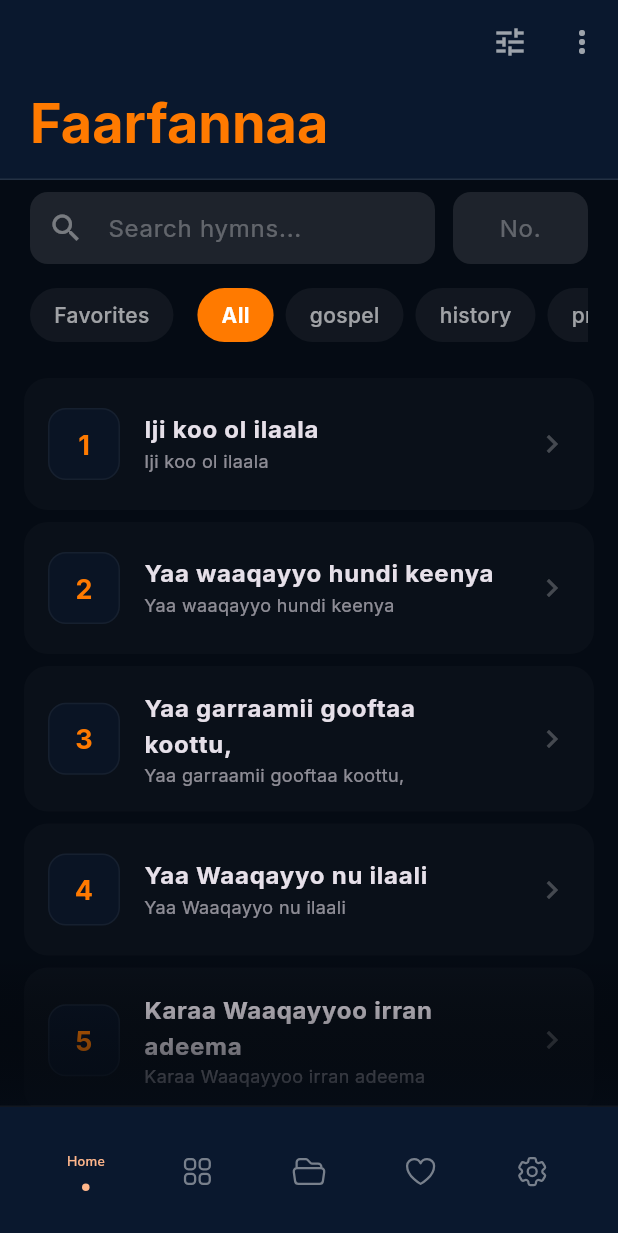
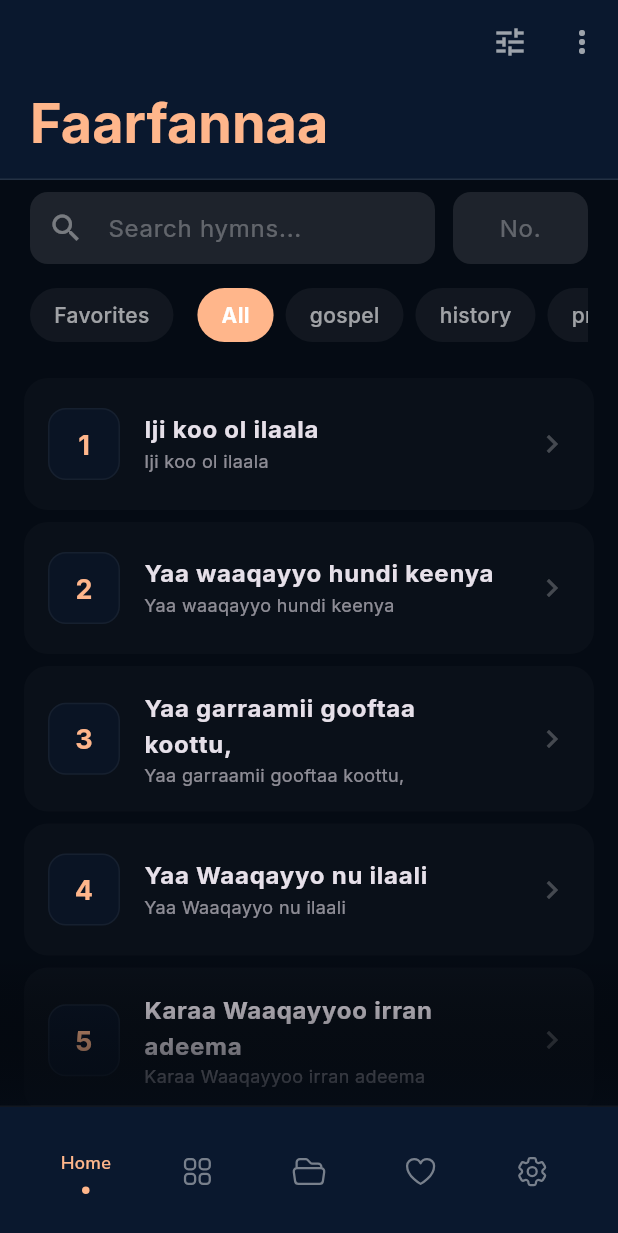
Before and after one commit to lati-tibabu/faarfannaa_galata_waaqayyoo, a Flutter app: the screen it shows after launch, after a tap on "Skip", on a phone screen of 412 x 824 dp. Shown: the top 1233 px of the screen. Run offline on Flutter 3.47's test engine with Material 3 defaults, Android fonts, the phone set to English and light mode, and no system bars; drawn by our look-alikes of flashy_tab_bar2; our stand-ins replace flutter_colorpicker, google_fonts, heroicons, package_info_plus, shared_preferences.

Commit message:
Refactor UI to use Theme colors instead of AppColors
- Updated various screens to replace AppColors with Theme.of(context).colorScheme.primary for consistency in color usage.
- Removed unnecessary imports of theme.dart in multiple files.
- Changed text styles from const to non-const for dynamic theming.
- Adjusted button styles to align with the new theming approach.

```diff
--- a/lib/screens/category_detail_screen.dart
+++ b/lib/screens/category_detail_screen.dart
@@ -51,6 +51,7 @@ class _HymnTile extends StatelessWidget {
   @override
   Widget build(BuildContext context) {
     final isDark = Theme.of(context).brightness == Brightness.dark;
+    final primary = Theme.of(context).colorScheme.primary;
 
     return Container(
       margin: const EdgeInsets.only(bottom: 8),
@@ -94,8 +95,8 @@ class _HymnTile extends StatelessWidget {
           child: Center(
             child: Text(
               hymn.number.toString(),
-              style: const TextStyle(
-                color: AppColors.primary,
+              style: TextStyle(
+                color: primary,
                 fontWeight: FontWeight.bold,
                 fontSize: 18,
               ),
--- a/lib/screens/collections_screen.dart
+++ b/lib/screens/collections_screen.dart
@@ -1,7 +1,6 @@
 import 'package:flutter/material.dart';
 import 'package:provider/provider.dart';
 import '../providers/collections_provider.dart';
-import '../theme.dart';
 import 'collection_detail_screen.dart';
 
 class CollectionsScreen extends StatelessWidget {
@@ -14,6 +13,7 @@ class CollectionsScreen extends StatelessWidget {
       context: context,
       builder: (ctx) {
         final isDark = Theme.of(ctx).brightness == Brightness.dark;
+        final primary = Theme.of(ctx).colorScheme.primary;
         return AlertDialog(
           title: const Text('New collection'),
           content: TextField(
@@ -32,7 +32,7 @@ class CollectionsScreen extends StatelessWidget {
             ElevatedButton(
               onPressed: () => Navigator.pop(ctx, true),
               style: ElevatedButton.styleFrom(
-                backgroundColor: AppColors.primary,
+                backgroundColor: primary,
                 foregroundColor: Colors.white,
               ),
               child: const Text('Create'),
@@ -50,6 +50,7 @@ class CollectionsScreen extends StatelessWidget {
   @override
   Widget build(BuildContext context) {
     final isDark = Theme.of(context).brightness == Brightness.dark;
+    final primary = Theme.of(context).colorScheme.primary;
 
     return Scaffold(
       appBar: AppBar(
@@ -60,7 +61,7 @@ class CollectionsScreen extends StatelessWidget {
         centerTitle: true,
       ),
       floatingActionButton: FloatingActionButton(
-        backgroundColor: AppColors.primary,
+        backgroundColor: primary,
         foregroundColor: Colors.white,
         onPressed: () => _promptCreate(context),
         child: const Icon(Icons.add),
@@ -120,12 +121,12 @@ class CollectionsScreen extends StatelessWidget {
                     width: 42,
                     height: 42,
                     decoration: BoxDecoration(
-                      color: AppColors.primary.withValues(
+                      color: primary.withValues(
                         alpha: isDark ? 0.18 : 0.12,
                       ),
                       borderRadius: BorderRadius.circular(12),
                     ),
-                    child: const Icon(Icons.folder, color: AppColors.primary),
+                    child: Icon(Icons.folder, color: primary),
                   ),
                   title: Text(
                     collection.name,
--- a/lib/screens/favorites_screen.dart
+++ b/lib/screens/favorites_screen.dart
@@ -53,6 +53,7 @@ class _FavoritesScreenState extends State<FavoritesScreen> {
     }
 
     final isDark = Theme.of(context).brightness == Brightness.dark;
+    final primary = Theme.of(context).colorScheme.primary;
 
     return Scaffold(
       appBar: AppBar(
@@ -149,10 +150,10 @@ class _FavoritesScreenState extends State<FavoritesScreen> {
                       child: Center(
                         child: Text(
                           song.number.toString(),
-                          style: const TextStyle(
+                          style: TextStyle(
                             fontWeight: FontWeight.bold,
                             fontSize: 14,
-                            color: AppColors.primary,
+                            color: primary,
                           ),
                         ),
                       ),
@@ -161,9 +162,9 @@ class _FavoritesScreenState extends State<FavoritesScreen> {
                       song.title,
                       style: const TextStyle(fontWeight: FontWeight.w600),
                     ),
-                    trailing: const Icon(
+                    trailing: Icon(
                       Icons.favorite,
-                      color: AppColors.primary,
+                      color: primary,
                     ),
                     onTap: () {
                       Navigator.push(
@@ -181,6 +182,7 @@ class _FavoritesScreenState extends State<FavoritesScreen> {
   }
 
   Widget _buildEmptyState(BuildContext context) {
+    final primary = Theme.of(context).colorScheme.primary;
     return Center(
       child: Column(
         mainAxisAlignment: MainAxisAlignment.center,
@@ -193,7 +195,7 @@ class _FavoritesScreenState extends State<FavoritesScreen> {
                 height: 150,
                 decoration: BoxDecoration(
                   shape: BoxShape.circle,
-                  color: AppColors.primary.withValues(alpha: 0.1),
+                  color: primary.withValues(alpha: 0.1),
                 ),
               ),
               Container(
@@ -203,11 +205,11 @@ class _FavoritesScreenState extends State<FavoritesScreen> {
                   shape: BoxShape.circle,
                   color: Theme.of(context).cardColor,
                 ),
-                child: const Center(
+                child: Center(
                   child: Icon(
                     Icons.favorite,
                     size: 50,
-                    color: AppColors.primary,
+                    color: primary,
                   ),
                 ),
               ),
@@ -220,9 +222,9 @@ class _FavoritesScreenState extends State<FavoritesScreen> {
                     color: Theme.of(context).scaffoldBackgroundColor,
                     shape: BoxShape.circle,
                   ),
-                  child: const Icon(
+                  child: Icon(
                     Icons.add_circle,
-                    color: AppColors.primary,
+                    color: primary,
                     size: 24,
                   ),
                 ),
@@ -252,7 +254,7 @@ class _FavoritesScreenState extends State<FavoritesScreen> {
               );
             },
             style: ElevatedButton.styleFrom(
-              backgroundColor: AppColors.primary,
+              backgroundColor: primary,
               foregroundColor: Colors.white,
               padding: const EdgeInsets.symmetric(horizontal: 32, vertical: 12),
               shape: RoundedRectangleBorder(
--- a/lib/screens/home_explore_screen.dart
+++ b/lib/screens/home_explore_screen.dart
@@ -133,10 +133,10 @@ class _HomeExploreScreenState extends State<HomeExploreScreen> {
                 vertical: 16,
               ),
               centerTitle: false,
-              title: const Text(
+              title: Text(
                 'Faarfannaa',
                 style: TextStyle(
-                  color: AppColors.primary,
+                  color: Theme.of(context).colorScheme.primary,
                   fontWeight: FontWeight.bold,
                   fontSize: 24,
                 ),
@@ -381,6 +381,7 @@ class _CategoryChip extends StatelessWidget {
   @override
   Widget build(BuildContext context) {
     final isDark = Theme.of(context).brightness == Brightness.dark;
+    final primary = Theme.of(context).colorScheme.primary;
 
     return InkWell(
       onTap: onTap,
@@ -390,7 +391,7 @@ class _CategoryChip extends StatelessWidget {
         padding: const EdgeInsets.symmetric(horizontal: 16, vertical: 8),
         decoration: BoxDecoration(
           color: isActive
-              ? AppColors.primary
+              ? primary
               : (isDark
                     ? Colors.white.withValues(alpha: 0.05)
                     : Colors.grey.withValues(alpha: 0.1)),
@@ -420,6 +421,7 @@ class _HymnTile extends StatelessWidget {
   @override
   Widget build(BuildContext context) {
     final isDark = Theme.of(context).brightness == Brightness.dark;
+    final primary = Theme.of(context).colorScheme.primary;
 
     return Container(
       margin: const EdgeInsets.only(bottom: 8),
@@ -463,8 +465,8 @@ class _HymnTile extends StatelessWidget {
           child: Center(
             child: Text(
               hymn.number.toString(),
-              style: const TextStyle(
-                color: AppColors.primary,
+              style: TextStyle(
+                color: primary,
                 fontWeight: FontWeight.bold,
                 fontSize: 18,
               ),
@@ -531,6 +533,7 @@ class _FilterSheetState extends State<_FilterSheet> {
   @override
   Widget build(BuildContext context) {
     final isDark = Theme.of(context).brightness == Brightness.dark;
+    final primary = Theme.of(context).colorScheme.primary;
     return Padding(
       padding: EdgeInsets.only(
         left: 16,
@@ -551,7 +554,7 @@ class _FilterSheetState extends State<_FilterSheet> {
             value: _favoritesOnly,
             onChanged: (v) => setState(() => _favoritesOnly = v),
             title: const Text('Favorites only'),
-            secondary: const Icon(Icons.favorite, color: AppColors.primary),
+            secondary: Icon(Icons.favorite, color: primary),
           ),
           const SizedBox(height: 8),
           Text(
@@ -593,7 +596,7 @@ class _FilterSheetState extends State<_FilterSheet> {
                     );
                   },
                   style: ElevatedButton.styleFrom(
-                    backgroundColor: AppColors.primary,
+                    backgroundColor: primary,
                     foregroundColor: Colors.white,
                   ),
                   child: const Text('Apply'),
--- a/lib/screens/main_layout.dart
+++ b/lib/screens/main_layout.dart
@@ -35,7 +35,7 @@ class _MainLayoutState extends State<MainLayout> {
         ? Colors.white.withValues(alpha: 0.45)
         : Colors.black45;
     final navTextStyle = GoogleFonts.nunitoSans(
-      fontSize: 9,
+      fontSize: 12,
       fontWeight: FontWeight.w600,
       letterSpacing: 0.2,
     );
--- a/lib/screens/onboarding_screen.dart
+++ b/lib/screens/onboarding_screen.dart
@@ -1,5 +1,4 @@
 import 'package:flutter/material.dart';
-import '../theme.dart';
 
 class OnboardingScreen extends StatefulWidget {
   final VoidCallback onFinish;
@@ -43,7 +42,7 @@ class _OnboardingScreenState extends State<OnboardingScreen> {
             children: [
               Row(
                 children: [
-                  const Text(
+                  Text(
                     'Welcome',
                     style: TextStyle(fontSize: 20, fontWeight: FontWeight.bold),
                   ),
@@ -100,7 +99,7 @@ class _OnboardingScreenState extends State<OnboardingScreen> {
                   ElevatedButton(
                     onPressed: _next,
                     style: ElevatedButton.styleFrom(
-                      backgroundColor: AppColors.primary,
+                      backgroundColor: Theme.of(context).colorScheme.primary,
                       foregroundColor: Colors.white,
                       padding: const EdgeInsets.symmetric(
                         horizontal: 20,
@@ -166,14 +165,14 @@ class _OnboardingCard extends StatelessWidget {
             height: 54,
             decoration: BoxDecoration(
               borderRadius: BorderRadius.circular(16),
-              color: AppColors.primary.withValues(alpha: isDark ? 0.18 : 0.12),
+              color: Theme.of(context).colorScheme.primary.withValues(alpha: isDark ? 0.18 : 0.12),
             ),
-            child: Icon(icon, color: AppColors.primary, size: 28),
+            child: Icon(icon, color: Theme.of(context).colorScheme.primary, size: 28),
           ),
           const SizedBox(height: 18),
           Text(
             title,
-            style: const TextStyle(fontSize: 22, fontWeight: FontWeight.bold),
+            style: TextStyle(fontSize: 22, fontWeight: FontWeight.bold),
           ),
           const SizedBox(height: 10),
           Text(
@@ -218,7 +217,7 @@ class _Dots extends StatelessWidget {
           height: 6,
           decoration: BoxDecoration(
             color: isActive
-                ? AppColors.primary
+                ? Theme.of(context).colorScheme.primary
                 : (isDark ? Colors.white24 : Colors.black12),
             borderRadius: BorderRadius.circular(10),
           ),
--- a/lib/screens/settings_screen.dart
+++ b/lib/screens/settings_screen.dart
@@ -2,7 +2,6 @@ import 'package:flutter/material.dart';
 import 'package:provider/provider.dart';
 import '../providers/settings_provider.dart';
 import '../providers/onboarding_provider.dart';
-import '../theme.dart';
 import 'about_screen.dart';
 import 'backup_restore_screen.dart';
 import 'collections_screen.dart';
@@ -23,7 +22,7 @@ class SettingsScreen extends StatelessWidget {
 
     return Scaffold(
       appBar: AppBar(
-        title: const Text(
+        title: Text(
           'Settings',
           style: TextStyle(fontWeight: FontWeight.bold),
         ),
@@ -64,34 +63,34 @@ class SettingsScreen extends StatelessWidget {
                     children: [
                       Text(
                         _getFontSizeLabel(settings.fontSize),
-                        style: const TextStyle(color: Colors.grey),
+                        style: TextStyle(color: Colors.grey),
                       ),
                       const SizedBox(width: 4),
-                      const Icon(Icons.chevron_right, color: Colors.grey),
+                      Icon(Icons.chevron_right, color: Colors.grey),
                     ],
                   ),
                   onTap: () {
                     showDialog(
                       context: context,
                       builder: (ctx) => SimpleDialog(
-                        title: const Text("Select Font Size"),
+                        title: Text("Select Font Size"),
                         children: [
                           SimpleDialogOption(
-                            child: const Text("Small"),
+                            child: Text("Small"),
                             onPressed: () {
                               settings.setFontSize(12.0);
                               Navigator.pop(ctx);
                             },
                           ),
                           SimpleDialogOption(
-                            child: const Text("Medium"),
+                            child: Text("Medium"),
                             onPressed: () {
                               settings.setFontSize(14.0);
                               Navigator.pop(ctx);
                             },
                           ),
                           SimpleDialogOption(
-                            child: const Text("Large"),
+                            child: Text("Large"),
                             onPressed: () {
                               settings.setFontSize(18.0);
                               Navigator.pop(ctx);
@@ -128,7 +127,7 @@ class SettingsScreen extends StatelessWidget {
                         ),
                       ),
                       const SizedBox(width: 8),
-                      const Icon(Icons.chevron_right, color: Colors.grey),
+                      Icon(Icons.chevron_right, color: Colors.grey),
                     ],
                   ),
                   onTap: () {
@@ -169,7 +168,7 @@ class SettingsScreen extends StatelessWidget {
                   title: 'Recently Viewed',
                   leadingIcon: Icons.history,
                   leadingColor: Colors.teal,
-                  trailing: const Icon(Icons.chevron_right, color: Colors.grey),
+                  trailing: Icon(Icons.chevron_right, color: Colors.grey),
                   onTap: () {
                     Navigator.push(
                       context,
@@ -188,7 +187,7 @@ class SettingsScreen extends StatelessWidget {
                   title: 'Collections',
                   leadingIcon: Icons.folder_open,
                   leadingColor: Colors.indigo,
-                  trailing: const Icon(Icons.chevron_right, color: Colors.grey),
+                  trailing: Icon(Icons.chevron_right, color: Colors.grey),
                   onTap: () {
                     Navigator.push(
                       context,
@@ -206,8 +205,8 @@ class SettingsScreen extends StatelessWidget {
                 _buildListTile(
                   title: 'Backup & Restore',
                   leadingIcon: Icons.cloud_upload_outlined,
-                  leadingColor: AppColors.primary,
-                  trailing: const Icon(Icons.chevron_right, color: Colors.grey),
+                  leadingColor: Theme.of(context).colorScheme.primary,
+                  trailing: Icon(Icons.chevron_right, color: Colors.grey),
                   onTap: () {
                     Navigator.push(
                       context,
@@ -233,7 +232,7 @@ class SettingsScreen extends StatelessWidget {
                   title: 'Help & Feedback',
                   leadingIcon: Icons.help_outline,
                   leadingColor: Colors.blueGrey,
-                  trailing: const Icon(Icons.chevron_right, color: Colors.grey),
+                  trailing: Icon(Icons.chevron_right, color: Colors.grey),
                   onTap: () {
                     Navigator.push(
                       context,
@@ -250,7 +249,7 @@ class SettingsScreen extends StatelessWidget {
                   title: 'Onboarding',
                   leadingIcon: Icons.play_circle_outline,
                   leadingColor: Colors.deepPurple,
-                  trailing: const Icon(Icons.chevron_right, color: Colors.grey),
+                  trailing: Icon(Icons.chevron_right, color: Colors.grey),
                   onTap: () {
                     Navigator.push(
                       context,
@@ -283,7 +282,7 @@ class SettingsScreen extends StatelessWidget {
                   title: 'About the App',
                   leadingIcon: Icons.info_outline,
                   leadingColor: Colors.grey,
-                  trailing: const Icon(Icons.chevron_right, color: Colors.grey),
+                  trailing: Icon(Icons.chevron_right, color: Colors.grey),
                   onTap: () {
                     Navigator.push(
                       context,
@@ -300,7 +299,7 @@ class SettingsScreen extends StatelessWidget {
                   title: 'Privacy Policy',
                   leadingIcon: Icons.privacy_tip_outlined,
                   leadingColor: Colors.green,
-                  trailing: const Icon(Icons.chevron_right, color: Colors.grey),
+                  trailing: Icon(Icons.chevron_right, color: Colors.grey),
                   onTap: () {
                     Navigator.push(
                       context,
@@ -318,8 +317,8 @@ class SettingsScreen extends StatelessWidget {
                 _buildListTile(
                   title: 'Terms',
                   leadingIcon: Icons.description_outlined,
-                  leadingColor: Colors.orange,
-                  trailing: const Icon(Icons.chevron_right, color: Colors.grey),
+                  leadingColor: Theme.of(context).colorScheme.primary,
+                  trailing: Icon(Icons.chevron_right, color: Colors.grey),
                   onTap: () {
                     Navigator.push(
                       context,
@@ -340,7 +339,7 @@ class SettingsScreen extends StatelessWidget {
       padding: const EdgeInsets.only(left: 16, bottom: 8),
       child: Text(
         title,
-        style: const TextStyle(
+        style: TextStyle(
           fontSize: 13,
           fontWeight: FontWeight.w600,
           color: Colors.grey,
@@ -367,7 +366,7 @@ class SettingsScreen extends StatelessWidget {
         ),
         child: Icon(leadingIcon, color: Colors.white, size: 20),
       ),
-      title: Text(title, style: const TextStyle(fontWeight: FontWeight.w500)),
+      title: Text(title, style: TextStyle(fontWeight: FontWeight.w500)),
       trailing: trailing,
     );
   }
--- a/lib/screens/splash_screen.dart
+++ b/lib/screens/splash_screen.dart
@@ -33,7 +33,7 @@ class SplashScreen extends StatelessWidget {
                 child: Icon(
                   Icons.auto_awesome,
                   size: 70,
-                  color: AppColors.primary,
+                  color: Theme.of(context).colorScheme.primary,
                 ),
               ),
             ),
@@ -71,15 +71,15 @@ class SplashScreen extends StatelessWidget {
                         ),
                         boxShadow: [
                           BoxShadow(
-                            color: AppColors.primary.withValues(alpha: 0.35),
+                            color: Theme.of(context).colorScheme.primary.withValues(alpha: 0.35),
                             blurRadius: 25,
                           ),
                         ],
                       ),
-                      child: const Icon(
+                      child: Icon(
                         Icons.music_note,
                         size: 72,
-                        color: AppColors.primary,
+                        color: Theme.of(context).colorScheme.primary,
                       ),
                     ),
                   ),
@@ -94,12 +94,12 @@ class SplashScreen extends StatelessWidget {
                       color: isDark ? Colors.white : Colors.black,
                     ),
                   ),
-                  const Text(
+                  Text(
                     'Galata Waaqayyoo',
                     style: TextStyle(
                       fontSize: 32,
                       fontWeight: FontWeight.bold,
-                      color: AppColors.primary,
+                      color: Theme.of(context).colorScheme.primary,
                       letterSpacing: -0.5,
                     ),
                   ),
@@ -129,8 +129,8 @@ class SplashScreen extends StatelessWidget {
                                 Container(
                                   width: 6,
                                   height: 6,
-                                  decoration: const BoxDecoration(
-                                    color: AppColors.primary,
+                                  decoration: BoxDecoration(
+                                    color: Theme.of(context).colorScheme.primary,
                                     shape: BoxShape.circle,
                                   ),
                                 ),
@@ -167,8 +167,8 @@ class SplashScreen extends StatelessWidget {
                             backgroundColor: isDark
                                 ? Colors.white10
                                 : Colors.grey.withValues(alpha: 0.2),
-                            valueColor: const AlwaysStoppedAnimation<Color>(
-                              AppColors.primary,
+                            valueColor: AlwaysStoppedAnimation<Color>(
+                              Theme.of(context).colorScheme.primary,
                             ),
                             minHeight: 4,
                           ),
```
Also changed, not shown: lib/screens/about_screen.dart (+8 -9 lines), lib/screens/backup_restore_screen.dart (+6 -7 lines), lib/screens/collection_detail_screen.dart (+10 -7 lines), lib/screens/help_screen.dart (+6 -7 lines), lib/screens/load_error_screen.dart (+6 -7 lines), lib/screens/now_playing_screen.dart (+8 -9 lines), lib/screens/reader_mode_screen.dart (+6 -6 lines), lib/screens/recently_viewed_screen.dart (+5 -6 lines), lib/screens/song_detail_screen.dart (+19 -20 lines), lib/screens/song_index_screen.dart (+6 -7 lines), lib/screens/song_not_found_screen.dart (+7 -8 lines).
